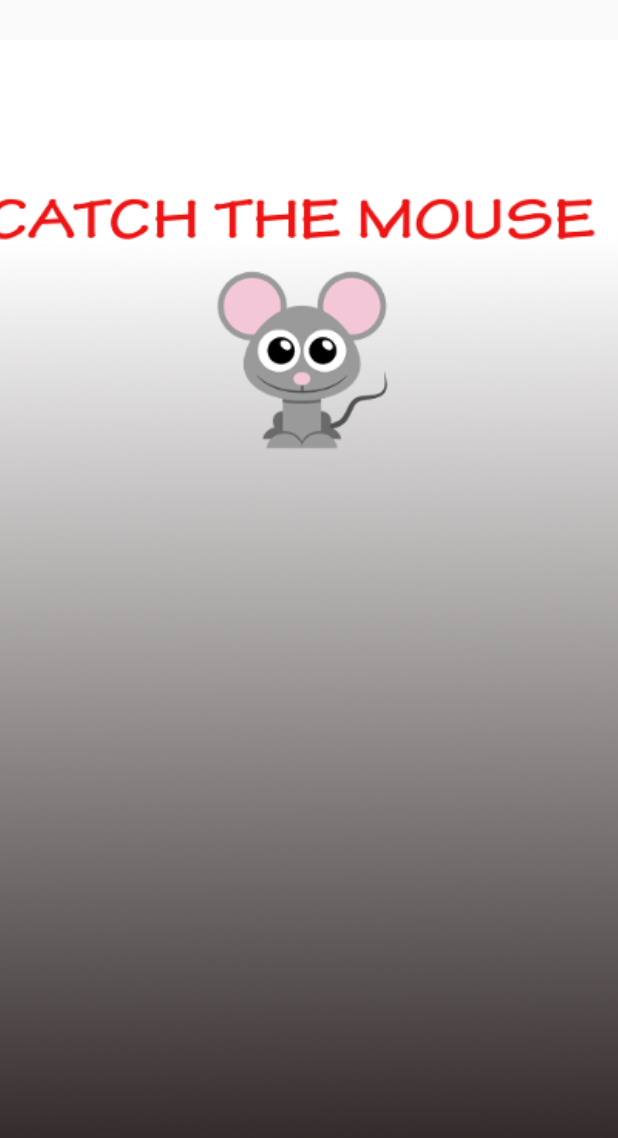
After one commit to saugatligal/Lesson10, an Android app: the SplashActivity screen opened directly, with no data from a screen before it, on a phone screen of 412 x 824 dp. The commit adds this screen. Shown: the top 1138 px of the screen. Run offline under Robolectric (Android 15) with nearby library versions, the light colour scheme and no system bars.

Commit message:
splash screen added

```diff
--- /dev/null
+++ b/app/src/main/java/com/saugat984707/simplegame/SplashActivity.java
@@ -0,0 +1,38 @@
+package com.saugat984707.simplegame;
+
+import android.app.Activity;
+import android.content.Intent;
+import android.os.Handler;
+import android.support.v7.app.AppCompatActivity;
+import android.os.Bundle;
+import android.view.Menu;
+import android.view.MenuItem;
+
+public class SplashActivity extends Activity {
+
+    @Override
+    protected void onCreate(Bundle savedInstanceState) {
+        super.onCreate(savedInstanceState);
+        setContentView(R.layout.activity_splash);
+
+        new Handler().postDelayed(new Runnable() {
+
+            /*
+             * Showing splash screen with a timer. This will be useful when you
+             * want to show case your app logo / company
+             */
+
+            @Override
+            public void run() {
+                // This method will be executed once the timer is over
+                // Start your app main activity
+                Intent i = new Intent(SplashActivity.this, MainActivity.class);
+                startActivity(i);
+
+                // close this activity
+                finish();
+            }
+        }, 3000);
+    }
+
+    }
--- /dev/null
+++ b/app/src/main/res/layout/activity_splash.xml
@@ -0,0 +1,18 @@
+<?xml version="1.0" encoding="utf-8"?>
+<RelativeLayout xmlns:android="http://schemas.android.com/apk/res/android"
+    android:layout_width="match_parent"
+    android:layout_height="match_parent"
+    >
+
+    <ImageView
+        android:id="@+id/imgLogo"
+        android:layout_width="fill_parent"
+        android:layout_height="fill_parent"
+
+        android:scaleType = "centerCrop"
+
+        android:src="@drawable/splash" />
+
+
+
+</RelativeLayout>
--- a/app/src/main/res/values/strings.xml
+++ b/app/src/main/res/values/strings.xml
@@ -1,3 +1,7 @@
 <resources>
     <string name="app_name">SimpleGame</string>
+    <string name="title_activity_splash">SplashActivity</string>
+
+    <string name="hello_world">Hello world!</string>
+    <string name="action_settings">Settings</string>
 </resources>
```
Also changed, not shown: app/src/main/AndroidManifest.xml (+8 -3 lines), app/src/main/res/menu/menu_splash.xml (added, +7 -0 lines), app/src/main/res/drawable-hdpi/splash.png (added), app/src/main/res/drawable-mdpi/splash.png (added), app/src/main/res/drawable-xhdpi/splash.png (added), 1 other file.
